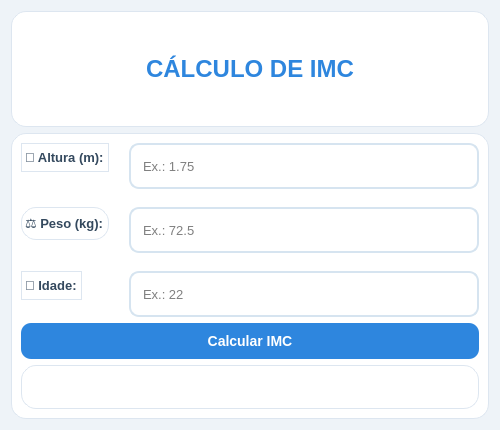
Qt form imc.ui (gusxta44/IMC) before a commit.
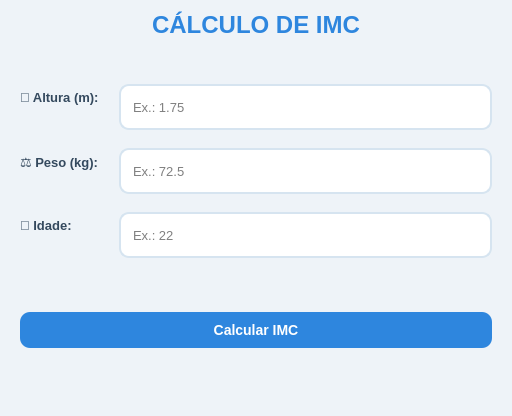
The same form after that commit.

Commit message: mudando interface UI

What changed in the file:
```diff
--- a/imc.ui
+++ b/imc.ui
@@ -7,26 +7,20 @@
    <rect>
     <x>0</x>
     <y>0</y>
-    <width>500</width>
-    <height>430</height>
+    <width>512</width>
+    <height>416</height>
    </rect>
   </property>
-
   <property name="windowTitle">
    <string>Calculadora de IMC</string>
   </property>
 
   <property name="styleSheet">
-   <string>
+   <string notr="true">
 QDialog{
     background:#EEF3F8;
 }
 
-QFrame{
-    background:white;
-    border-radius:15px;
-    border:1px solid #DDE6F0;
-}
 
 QLabel#lblTitulo{
     font-size:24px;
@@ -72,7 +66,6 @@
 }
    </string>
   </property>
-
   <layout class="QVBoxLayout" name="verticalLayout">
 
    <item>
@@ -87,7 +80,19 @@
    </item>
 
    <item>
-
+    <spacer name="verticalSpacer_2">
+     <property name="orientation">
+      <enum>Qt::Vertical</enum>
+     </property>
+     <property name="sizeHint" stdset="0">
+      <size>
+       <width>20</width>
+       <height>40</height>
+      </size>
+     </property>
+    </spacer>
+   </item>
+   <item>
     <widget class="QFrame" name="frame">
 
      <layout class="QVBoxLayout" name="verticalLayout_2">
@@ -151,7 +156,19 @@
           </property>
          </widget>
         </item>
-
+        <item row="3" column="1">
+         <spacer name="verticalSpacer">
+          <property name="orientation">
+           <enum>Qt::Vertical</enum>
+          </property>
+          <property name="sizeHint" stdset="0">
+           <size>
+            <width>20</width>
+            <height>40</height>
+           </size>
+          </property>
+         </spacer>
+        </item>
        </layout>
 
       </item>
@@ -169,8 +186,8 @@
       <item>
 
        <widget class="QLabel" name="lblResultado">
-        <property name="text">
-         <string></string>
+        <property name="enabled">
+         <bool>true</bool>
         </property>
 
         <property name="alignment">
```
Left out of the diff: 43 changed lines with no effect on the pictures.
